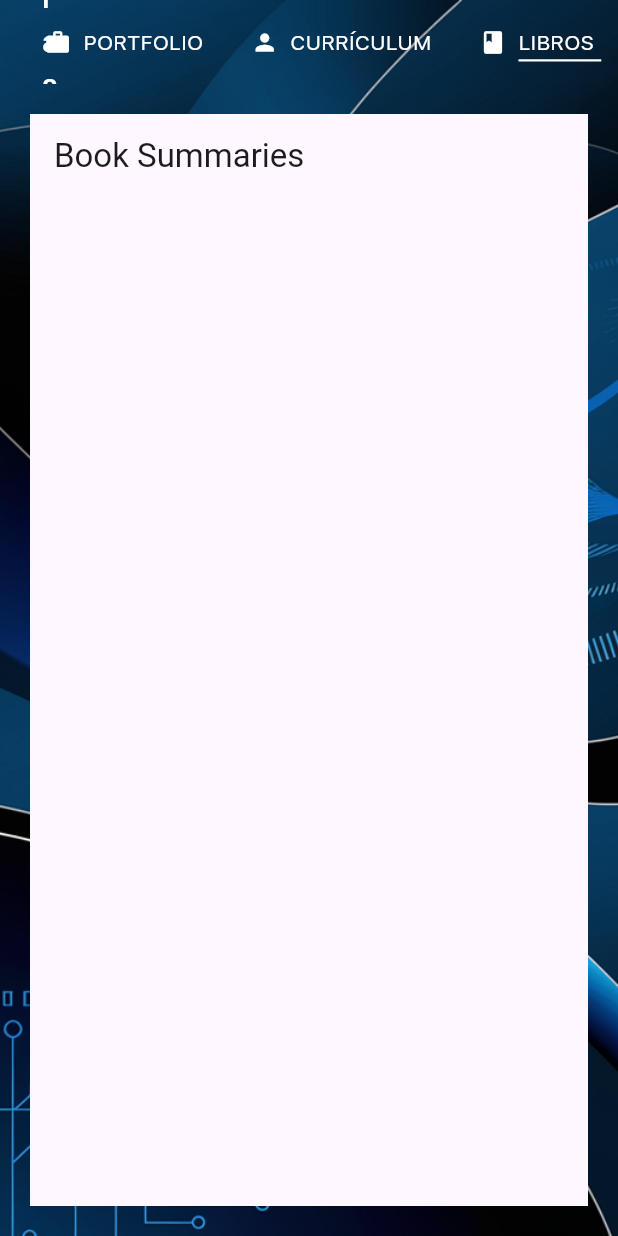
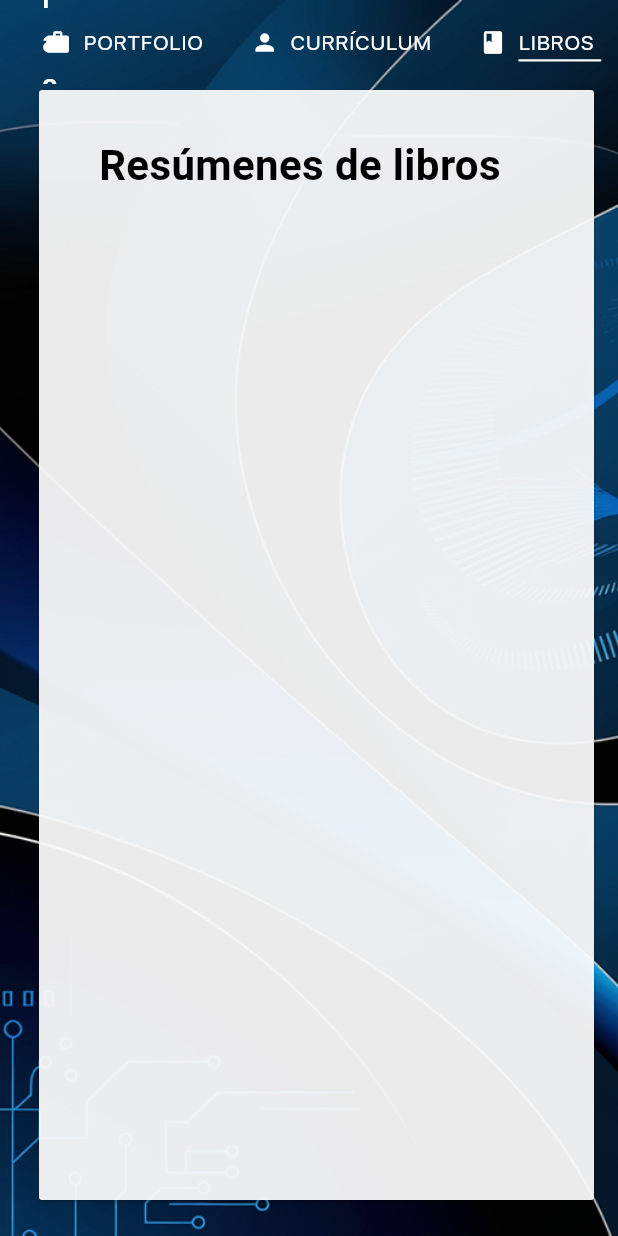
Before and after one commit to raulvsh/raulvsh.github.io, a Flutter app: the screen it shows after launch, after a tap on "PORTFOLIO", after a tap on "CURRÍCULUM", after a tap on "LIBROS", on a phone screen of 412 x 824 dp. Run offline on Flutter 3.47's test engine with Material 3 defaults, Android fonts, the phone set to English and light mode, and no system bars; our stand-ins replace cloud_firestore, firebase_core; accounts and stored records are empty; statements that could not run were skipped.

Commit message:
feat: initialized firebase style: added general paddings, modified paddings feat: books_main_screen gets books from firebase style: changed paddings from hepapp_detail_screen

```diff
--- a/lib/main.dart
+++ b/lib/main.dart
@@ -1,5 +1,7 @@
+import 'package:firebase_core/firebase_core.dart';
 import 'package:flutter/material.dart';
 import 'package:raulvelasco_dev/app_routes.dart';
+import 'package:raulvelasco_dev/firebase_options.dart';
 import 'screens/navigator_screen.dart';
 
 void main() async {
@@ -7,7 +9,6 @@ void main() async {
   WidgetsFlutterBinding.ensureInitialized();
 
   // Descomenta y usa este bloque para inicializar Firebase antes de ejecutar la aplicación.
-  /*
   try {
     await Firebase.initializeApp(
       options: DefaultFirebaseOptions.currentPlatform,
@@ -16,7 +17,6 @@ void main() async {
   } catch (e) {
     print("Error al inicializar Firebase: $e");
   }
-  */
 
   runApp(const MyApp());
 }
--- a/lib/screens/books_main_screen.dart
+++ b/lib/screens/books_main_screen.dart
@@ -1,17 +1,40 @@
+import 'package:flutter/foundation.dart';
 import 'package:flutter/material.dart';
 import 'package:cloud_firestore/cloud_firestore.dart';
+import 'package:raulvelasco_dev/styles.dart';
 
 class BooksMainScreen extends StatelessWidget {
   const BooksMainScreen({super.key});
 
   @override
   Widget build(BuildContext context) {
-    return Scaffold(
-      appBar: AppBar(
-        title: const Text('Book Summaries'),
+    return Container(
+      padding: AppPaddings.screenPadding,
+      width: double.infinity,
+      child:
+          /*appBar: AppBar(
+        title: const Text('Resúmenes de libros'),
+      ),*/
+          Card(
+        shape: AppCardStyles.roundedRectangleBorder2,
+        color: AppCardStyles.transparentCardBackground,
+        //padding: const EdgeInsets.all(8.0),
+        child: Padding(
+          padding: AppPaddings.cardPadding,
+          child: Column(
+            crossAxisAlignment: CrossAxisAlignment.start,
+            children: [
+              Padding(
+                    padding: EdgeInsets.fromLTRB(0, 0, 0, 0),
+                child: Text(
+                  'Resúmenes de libros',
+                  style: AppTextStyles.title,
                 ),
-      body: StreamBuilder<QuerySnapshot>(
-        stream: FirebaseFirestore.instance.collection('books').snapshots(),
+              ),
+              Expanded(
+                child: StreamBuilder<QuerySnapshot>(
+                  stream:
+                      FirebaseFirestore.instance.collection('books').snapshots(),
                   builder: (context, snapshot) {
                     if (snapshot.hasError) {
                       return Center(child: Text('Error: ${snapshot.error}'));
@@ -28,8 +51,12 @@ class BooksMainScreen extends StatelessWidget {
                         return ListTile(
                           title: Text(book['title']),
                           subtitle: Text('By ${book['author']}'),
-                leading: Image.network(book['coverImage']),
+                          //leading: Image.network(book['coverImage']),
+                          leading: _buildCoverImage(),
                           onTap: () {
+                            if (kDebugMode) {
+                              print('Pulsado ${book['title']}');
+                            }
                             // Aquí puedes implementar la acción al tocar un libro
                           },
                         );
@@ -37,6 +64,38 @@ class BooksMainScreen extends StatelessWidget {
                     );
                   },
                 ),
+              ),
+            ],
+          ),
+        ),
+      ),
+    );
+  }
+
+  Image _buildCoverImage() {
+    return Image.network(
+      'https://prodimage.images-bn.com/pimages/9780804169615_p0_v3_s1200x630.jpg',
+      width: 50.0, // Puedes ajustar el tamaño según necesites
+      height: 50.0, // Puedes ajustar el tamaño según necesites
+      fit: BoxFit.cover, // Ajusta el ajuste de la imagen
+      loadingBuilder: (context, child, loadingProgress) {
+        if (loadingProgress == null) {
+          return child; // Imagen cargada
+        } else {
+          return Center(
+            child: CircularProgressIndicator(
+              value: loadingProgress.expectedTotalBytes != null
+                  ? loadingProgress.cumulativeBytesLoaded /
+                      (loadingProgress.expectedTotalBytes ?? 1)
+                  : null,
+            ),
+          ); // Muestra un indicador de carga mientras se carga la imagen
+        }
+      },
+      errorBuilder: (context, error, stackTrace) {
+        return Icon(Icons.error,
+            color: Colors.red); // Muestra un icono en caso de error
+      },
     );
   }
 }
--- a/lib/screens/curriculum_screen.dart
+++ b/lib/screens/curriculum_screen.dart
@@ -16,23 +16,19 @@ class CurriculumScreen extends StatelessWidget {
 
   @override
   Widget build(BuildContext context) {
-    return Padding(
-      padding: AppPaddings.screenPadding,
-      child: SizedBox(
-        width: double.infinity,
+    return Container(
+      //padding: AppPaddings.screenPadding,
+      //width: double.infinity,
       child: (Card(
         color: AppCardStyles.transparentCardBackground,
         shape: AppCardStyles.roundedRectangleBorder2,
         child: Padding(
-            padding: AppPaddings.screenPadding,
+          padding: AppPaddings.cardPadding,
           child: ListView(
             children: [
-                const Padding(
-                  padding: EdgeInsets.fromLTRB(15.0, 15, 0, 0),
-                  child: Text(
+              const Text(
                 'Raúl Velasco Salinas',
                 style: AppTextStyles.title,
-                  ),
               ),
               Stack(
                 children: [
@@ -49,7 +45,6 @@ class CurriculumScreen extends StatelessWidget {
           ),
         ),
       )),
-      ),
     );
   }
 
--- a/lib/screens/home_screen.dart
+++ b/lib/screens/home_screen.dart
@@ -7,15 +7,15 @@ class HomeScreen extends StatelessWidget {
   @override
   Widget build(BuildContext context) {
     return Container(
-      padding: AppPaddings.screenPadding,
+      //padding: AppPaddings.screenPadding,
       width: double.infinity,
       //color: Colors.red,
       child: Card(
           color: AppCardStyles.transparentCardBackground,
           shape: AppCardStyles.roundedRectangleBorder2,
-          child: Padding(
-            padding: AppCardStyles.homeCardPadding,
-            child: const Column(
+          child: const Padding(
+            padding: AppPaddings.cardPadding,
+            child: Column(
               crossAxisAlignment: CrossAxisAlignment.start,
               mainAxisSize: MainAxisSize.max,
               children: [
--- a/lib/screens/navigator_screen.dart
+++ b/lib/screens/navigator_screen.dart
@@ -10,10 +10,10 @@ class NavigatorScreen extends StatefulWidget {
   const NavigatorScreen({super.key});
 
   @override
-  _NavigatorScreenState createState() => _NavigatorScreenState();
+  NavigatorScreenState createState() => NavigatorScreenState();
 }
 
-class _NavigatorScreenState extends State<NavigatorScreen> {
+class NavigatorScreenState extends State<NavigatorScreen> {
   String _currentRoute = AppRoutes.home;
 
   //int _selectedIndex = 0;
@@ -35,6 +35,7 @@ class _NavigatorScreenState extends State<NavigatorScreen> {
 
   @override
   Widget build(BuildContext context) {
+
     return Scaffold(
       body: Container(
         decoration: const BoxDecoration(
@@ -47,6 +48,7 @@ class _NavigatorScreenState extends State<NavigatorScreen> {
         child: Column(
           children: [
             AppBar(
+
               backgroundColor: Colors.transparent,
 
               title: TextButton(
@@ -59,10 +61,7 @@ class _NavigatorScreenState extends State<NavigatorScreen> {
                 },
                 child: const Text(
                   'raulvelasco.dev',
-                  style: TextStyle(
-                    color: Colors.white, // Color del texto
-                    fontSize: 20.0, // Tamaño del texto
-                  ),
+                  style: AppTextStyles.raulvelascodevStyle,
                 ),
               ),
               // Iconos
@@ -76,7 +75,9 @@ class _NavigatorScreenState extends State<NavigatorScreen> {
             ),
             Expanded(
               child: Padding(
-                padding: const EdgeInsets.all(20),
+                 //padding: const EdgeInsets.only(bottom: 0.0),
+                 padding: AppPaddings.pagePadding,
+
                 child: IndexedStack(
                   index: _routeIndex(_currentRoute),
                   children: _pages.values.toList(),
--- a/lib/screens/portfolio/crypto_detail_screen.dart
+++ b/lib/screens/portfolio/crypto_detail_screen.dart
@@ -8,7 +8,9 @@ class CryptoDetailScreen extends StatelessWidget {
 
   @override
   Widget build(BuildContext context) {
-    return Scaffold(
+    return Container(
+      //padding: AppPaddings.screenPadding,
+      child: Scaffold(
       backgroundColor: AppCardStyles.transparentCardBackground,
       appBar: AppBar(
         backgroundColor: const Color.fromRGBO(51, 153, 177, 1.0),
@@ -26,6 +28,6 @@ My_Portfolio es perfecta tanto para inversores novatos como para aquellos con ex
           style: TextStyle(fontSize: 18.0),
         ),
       ),
-    );
+    ));
   }
 }
--- a/lib/screens/portfolio_screen.dart
+++ b/lib/screens/portfolio_screen.dart
@@ -208,6 +208,7 @@ import 'package:raulvelasco_dev/screens/portfolio/crypto_detail_screen.dart';
 import 'package:raulvelasco_dev/screens/portfolio/hepapp_detail_sceen.dart';
 import 'package:raulvelasco_dev/screens/portfolio/rssport_detail_screen.dart';
 import 'package:raulvelasco_dev/screens/portfolio/solucioneshosteleras_detail_screen.dart';
+import 'package:raulvelasco_dev/styles.dart';
 import 'package:raulvelasco_dev/widgets/grid_tile_widget.dart';
 
 class PortfolioScreen extends StatelessWidget {
@@ -258,7 +259,7 @@ class PortfolioHomeScreen extends StatelessWidget {
   Widget build(BuildContext context) {
     return GridView(
       //padding: const EdgeInsets.all(20.0),
-      padding: EdgeInsets.fromLTRB(20, 0, 20, 20),
+      //padding: AppCardStyles.homeCardPadding,
 
       gridDelegate: const SliverGridDelegateWithFixedCrossAxisCount(
         crossAxisCount: 2, // Número de columnas en la cuadrícula
@@ -304,7 +305,7 @@ class PortfolioHomeScreen extends StatelessWidget {
           },
         ),
         GridTileWidget(
-          imagePath: 'assets/images/arvel.png',
+          imagePath: 'assets/images/arvel_logo.png',
           title: 'ARVEL GPS',
           subtitle:
               'ARVEL es una empresa dedicada a proteger a tus animales más queridos. Con nuestros collares de localización GPS, no te preocupes por perder a tu compañero nunca más.',
--- a/lib/styles.dart
+++ b/lib/styles.dart
@@ -8,7 +8,9 @@ class AppCardStyles {
   );
 
   static const EdgeInsets homeCardPadding =
-      EdgeInsets.symmetric(vertical: 30.0, horizontal: 40.0);
+      EdgeInsets.symmetric(vertical: 0.0, horizontal: 0.0);
+//            EdgeInsets.symmetric(vertical: 30.0, horizontal: 40.0);
+
 
   static const Color transparentCardBackground =
        Color.fromARGB(235, 255, 255, 255);
@@ -32,7 +34,13 @@ class AppCardStyles {
 class AppColors {}
 
 class AppPaddings {
-  static const screenPadding = EdgeInsets.fromLTRB(20, 0, 20, 20);
+  //static const screenPadding = EdgeInsets.fromLTRB(0, 0, 0, 0);
+    //static const screenPadding = EdgeInsets.fromLTRB(22, 0, 12, 0);
+  static const EdgeInsets cardPadding =
+      EdgeInsets.symmetric(vertical: 30.0, horizontal: 40.0);
+      static const pagePadding = EdgeInsets.fromLTRB(22, 0, 12, 20);
+
+
 }
 
 class AppTextStyles {
@@ -61,7 +69,7 @@ class AppTextStyles {
   static const text18Black87Height1_5 = TextStyle(
     fontSize: 18.0,
     color: Colors.black87,
-    height: 1.5, // Espaciado de línea
+    height: 1.5,
   );
 
   static const text16height1_5 = TextStyle(
@@ -69,5 +77,9 @@ class AppTextStyles {
     height: 1.5,
   );
 
+     static const raulvelascodevStyle = TextStyle(
+                    color: Colors.white, // Color del texto
+                    fontSize: 20.0, // Tamaño del texto
+                  );
 
 }
```
Also changed, not shown: lib/screens/portfolio/hepapp_detail_sceen.dart (+8 -1 lines). Lines whose indentation alone changed are shown as unchanged.
